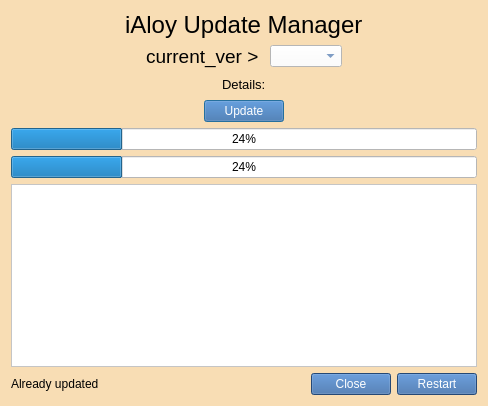
First picture: the form in resource/ui/update_manager.ui, repository arghyabi/iAloy_old_desktop_app, before the edit.
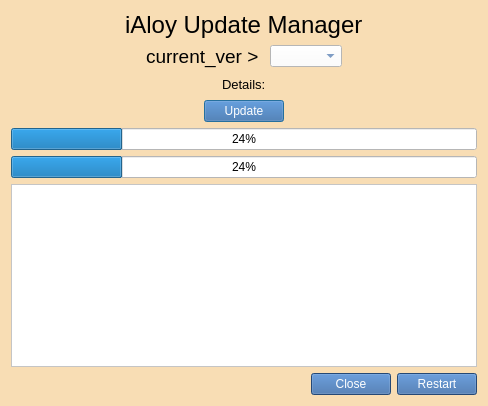
Second picture: the form after the edit.

The edit to the form file:
```diff
--- a/resource/ui/update_manager.ui
+++ b/resource/ui/update_manager.ui
@@ -267,7 +267,10 @@
        <item>
         <widget class="QLabel" name="update_status">
          <property name="text">
-          <string>Already updated</string>
+          <string/>
+         </property>
+         <property name="wordWrap">
+          <bool>false</bool>
          </property>
         </widget>
        </item>
```
Left out of the diff: 2 changed lines with no effect on the pictures.
